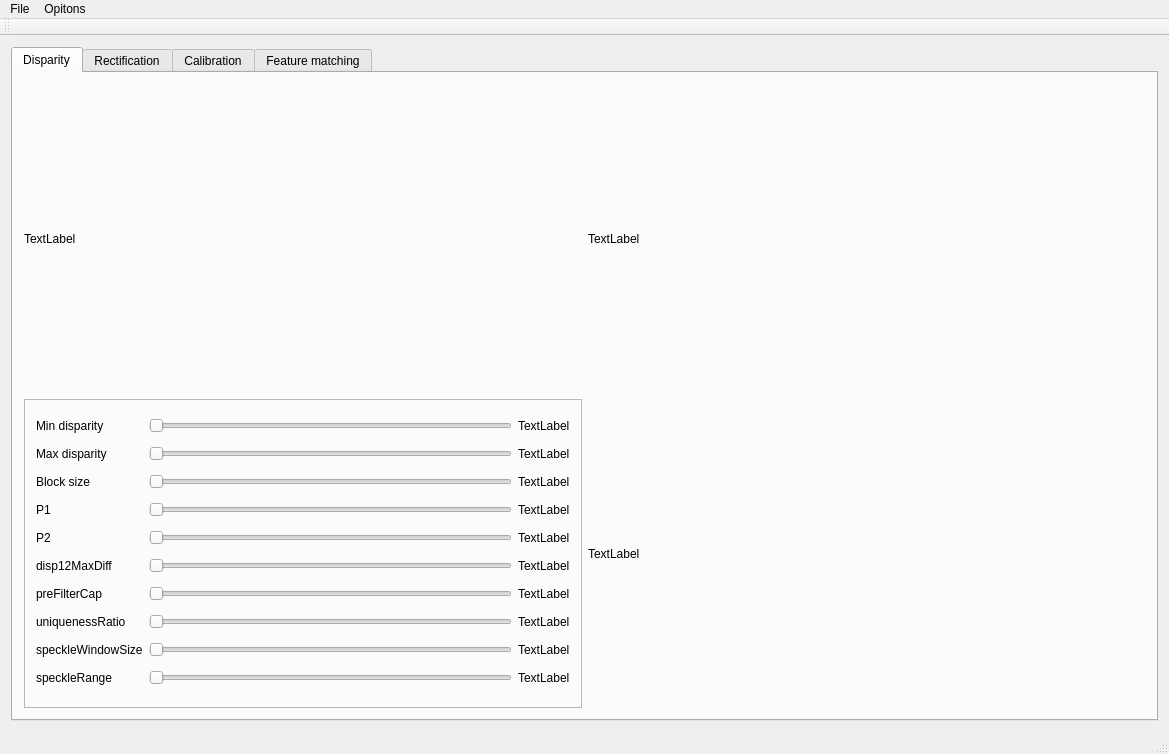
This is qtsrc/mainwindow.ui in DzikiBorsuk/praca-inzynierska as Qt 5 draws it before an edit. The edited form follows.
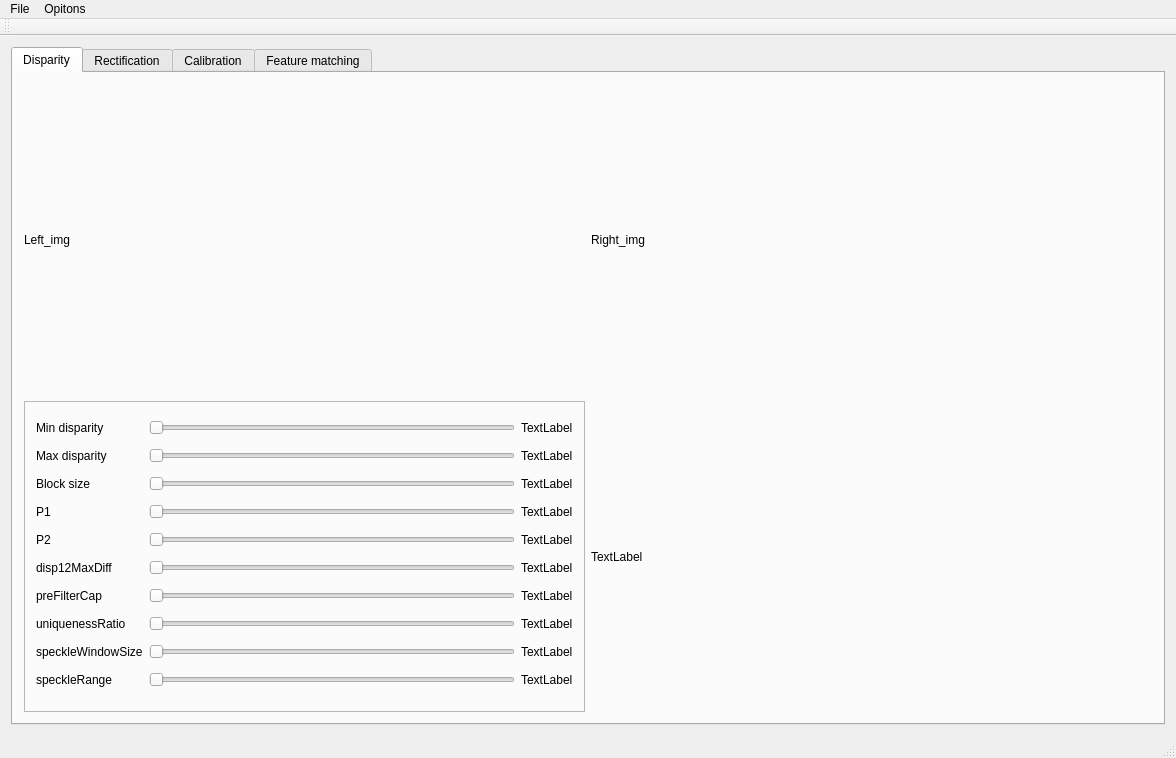
This is the edited form.

```diff
--- a/qtsrc/mainwindow.ui
+++ b/qtsrc/mainwindow.ui
@@ -7,7 +7,7 @@
     <x>0</x>
     <y>0</y>
     <width>1169</width>
-    <height>754</height>
+    <height>756</height>
    </rect>
   </property>
   <property name="windowTitle">
@@ -33,21 +33,14 @@
             <verstretch>0</verstretch>
            </sizepolicy>
           </property>
-          <property name="text">
-           <string>TextLabel</string>
+          <property name="minimumSize">
+           <size>
+            <width>561</width>
+            <height>310</height>
+           </size>
           </property>
-         </widget>
-        </item>
-        <item row="3" column="1">
-         <widget class="QLabel" name="label_disparity">
-          <property name="sizePolicy">
-           <sizepolicy hsizetype="Expanding" vsizetype="Preferred">
-            <horstretch>0</horstretch>
-            <verstretch>0</verstretch>
-           </sizepolicy>
-          </property>
           <property name="text">
-           <string>TextLabel</string>
+           <string>Right_img</string>
           </property>
          </widget>
         </item>
@@ -59,8 +52,14 @@
             <verstretch>0</verstretch>
            </sizepolicy>
           </property>
+          <property name="minimumSize">
+           <size>
+            <width>561</width>
+            <height>310</height>
+           </size>
+          </property>
           <property name="text">
-           <string>TextLabel</string>
+           <string>Left_img</string>
           </property>
          </widget>
         </item>
@@ -91,6 +90,12 @@
              </item>
              <item row="0" column="2">
               <widget class="QLabel" name="label_minDisparity_value">
+               <property name="minimumSize">
+                <size>
+                 <width>50</width>
+                 <height>0</height>
+                </size>
+               </property>
                <property name="text">
                 <string>TextLabel</string>
                </property>
@@ -290,6 +295,25 @@
           </layout>
          </widget>
         </item>
+        <item row="3" column="1">
+         <widget class="QLabel" name="label_disparity">
+          <property name="sizePolicy">
+           <sizepolicy hsizetype="Expanding" vsizetype="Preferred">
+            <horstretch>0</horstretch>
+            <verstretch>0</verstretch>
+           </sizepolicy>
+          </property>
+          <property name="minimumSize">
+           <size>
+            <width>561</width>
+            <height>310</height>
+           </size>
+          </property>
+          <property name="text">
+           <string>TextLabel</string>
+          </property>
+         </widget>
+        </item>
        </layout>
       </widget>
       <widget class="QWidget" name="tab_rectification">
```
